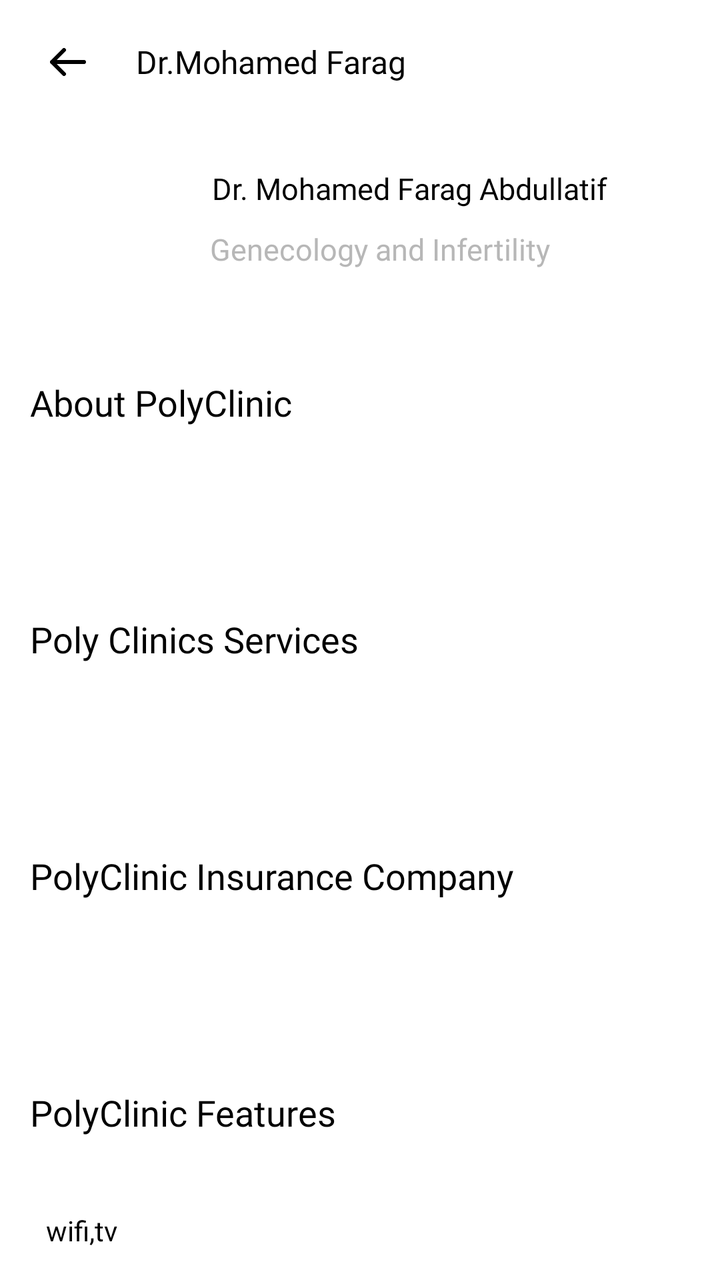
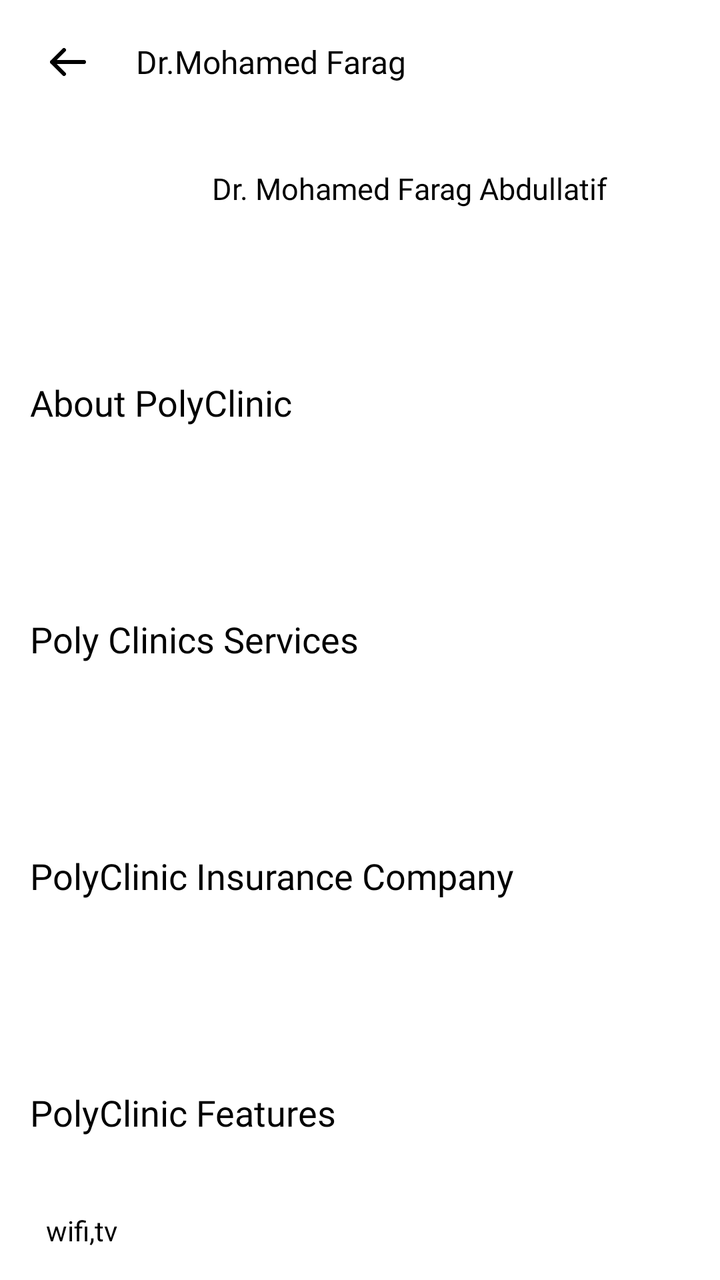

Screens rendered from an Android XML layout before and after an edit, with the pre-edit source and the edit as a unified diff.
<!-- AndroidManifest.xml: application theme Theme.NewDesign -->
<!-- res/layout/poly_clinic_infofragment.xml -->
<?xml version="1.0" encoding="utf-8"?>
<androidx.constraintlayout.widget.ConstraintLayout xmlns:android="http://schemas.android.com/apk/res/android"
        xmlns:tools="http://schemas.android.com/tools"
        android:layout_width="match_parent"
        android:layout_height="match_parent"
        xmlns:app="http://schemas.android.com/apk/res-auto"
        tools:context=".fragment.polyclinic.PolyClinicInfoFragment">

    <com.google.android.material.imageview.ShapeableImageView
            android:id="@+id/iv_arrow"
            android:layout_width="wrap_content"
            android:layout_height="wrap_content"
            android:layout_marginStart="15dp"
            android:adjustViewBounds="true"
            android:padding="10dp"
            android:src="@drawable/ic_arrowleft"
            app:layout_constraintBottom_toBottomOf="@+id/tv_name"
            app:layout_constraintStart_toStartOf="parent"
            app:layout_constraintTop_toTopOf="@+id/tv_name" />

    <androidx.appcompat.widget.AppCompatTextView
            android:id="@+id/tv_name"
            android:layout_width="wrap_content"
            android:layout_height="wrap_content"
            android:layout_marginStart="15dp"
            android:layout_marginTop="20dp"
            android:fontFamily="@font/avenirltstd_black"
            android:text="Dr.Mohamed Farag"
            android:textColor="@color/black"
            android:textSize="16sp"
            app:layout_constraintStart_toEndOf="@+id/iv_arrow"
            app:layout_constraintTop_toTopOf="parent" />


    <androidx.constraintlayout.widget.ConstraintLayout
            android:id="@+id/layout_doctorsDetail"
            android:layout_width="match_parent"
            android:layout_height="wrap_content"
            android:layout_marginTop="25dp"
            android:layout_marginStart="5dp"
            android:layout_marginEnd="15dp"
            android:padding="8dp"
            android:background="@color/white"
            app:layout_constraintEnd_toEndOf="parent"
            app:layout_constraintStart_toStartOf="parent"
            app:layout_constraintTop_toBottomOf="@+id/iv_arrow">

        <com.google.android.material.imageview.ShapeableImageView
                android:id="@+id/iv_doctorProfile"
                android:layout_width="80dp"
                android:layout_height="80dp"
                app:layout_constraintStart_toStartOf="parent"
                app:layout_constraintTop_toTopOf="parent" />

        <androidx.appcompat.widget.AppCompatTextView
                android:id="@+id/tv_doctorName"
                android:layout_width="wrap_content"
                android:layout_height="wrap_content"
                android:layout_marginStart="10dp"
                android:fontFamily="@font/avenirltstd_roman"
                android:gravity="start"
                android:padding="3dp"
                android:text="Dr. Mohamed Farag Abdullatif"
                android:textColor="@color/black"
                android:textSize="15sp"
                app:layout_constraintStart_toEndOf="@+id/iv_doctorProfile"
                app:layout_constraintTop_toTopOf="@+id/iv_doctorProfile" />

        <androidx.appcompat.widget.AppCompatTextView
                android:id="@+id/tv_Specialization"
                android:layout_width="0dp"
                android:layout_height="wrap_content"
                android:layout_marginStart="10dp"
                android:layout_marginEnd="10dp"
                android:layout_marginTop="5dp"
                android:fontFamily="@font/avenirltstd_roman"
                android:gravity="start"
                android:padding="2dp"
                android:text="Genecology and Infertility"
                android:textColor="@color/gray"
                android:textSize="15sp"
                app:layout_constraintEnd_toEndOf="parent"
                app:layout_constraintStart_toEndOf="@+id/iv_doctorProfile"
                app:layout_constraintTop_toBottomOf="@+id/tv_doctorName" />

    </androidx.constraintlayout.widget.ConstraintLayout>

    <androidx.core.widget.NestedScrollView
            android:layout_width="match_parent"
            android:layout_height="0dp"
            app:layout_constraintStart_toStartOf="parent"
            app:layout_constraintEnd_toEndOf="parent"
            app:layout_constraintTop_toBottomOf="@+id/layout_doctorsDetail"
            app:layout_constraintBottom_toBottomOf="parent"
            android:layout_marginTop="10dp"
            >
        <androidx.constraintlayout.widget.ConstraintLayout
                android:layout_width="match_parent"
                android:layout_height="match_parent"
                android:padding="3dp"
                >

            <androidx.appcompat.widget.AppCompatTextView
                    android:id="@+id/tv_AboutDoctor"
                    android:layout_width="0dp"
                    android:layout_height="wrap_content"
                    android:layout_marginStart="10dp"
                    android:fontFamily="@font/avenirltstd_roman"
                    android:gravity="start"
                    android:layout_marginTop="5dp"
                    android:padding="2dp"
                    android:text="@string/about_polyclinic"
                    android:textColor="@color/black"
                    android:textSize="18sp"
                    app:layout_constraintStart_toStartOf="parent"
                    app:layout_constraintTop_toTopOf="parent" />

            <androidx.appcompat.widget.AppCompatTextView
                    android:id="@+id/AboutDoctor"
                    android:layout_width="match_parent"
                    android:layout_height="80dp"
                    android:layout_marginStart="10dp"
                    android:layout_marginEnd="15dp"
                    android:fontFamily="@font/avenirltstd_roman"
                    android:gravity="center_vertical"
                    android:background="@drawable/bg_edittext"
                    android:layout_marginTop="5dp"
                    android:padding="2dp"
                    android:text=""
                    android:textColor="@color/black"
                    android:textSize="14sp"
                    app:layout_constraintStart_toStartOf="parent"
                    app:layout_constraintTop_toBottomOf="@+id/tv_AboutDoctor" />
            <androidx.appcompat.widget.AppCompatTextView
                    android:id="@+id/tv_clinicservices"
                    android:layout_width="0dp"
                    android:layout_height="wrap_content"
                    android:layout_marginStart="10dp"
                    android:fontFamily="@font/avenirltstd_roman"
                    android:gravity="start"
                    android:layout_marginTop="5dp"
                    android:padding="2dp"
                    android:text="@string/polyclinicservices"
                    android:textColor="@color/black"
                    android:textSize="18sp"
                    app:layout_constraintStart_toStartOf="parent"
                    app:layout_constraintTop_toBottomOf="@+id/AboutDoctor" />

            <androidx.appcompat.widget.AppCompatTextView
                    android:id="@+id/clinicservices"
                    android:layout_width="match_parent"
                    android:layout_height="80dp"
                    android:layout_marginStart="10dp"
                    android:layout_marginEnd="15dp"
                    android:fontFamily="@font/avenirltstd_roman"
                    android:gravity="center_vertical"
                    android:background="@drawable/bg_edittext"
                    android:layout_marginTop="5dp"
                    android:padding="2dp"
                    android:text=""
                    android:textColor="@color/black"
                    android:textSize="14sp"
                    app:layout_constraintStart_toStartOf="parent"
                    app:layout_constraintTop_toBottomOf="@+id/tv_clinicservices" />

            <androidx.appcompat.widget.AppCompatTextView
                    android:id="@+id/tv_insurance"
                    android:layout_width="0dp"
                    android:layout_height="wrap_content"
                    android:layout_marginStart="10dp"
                    android:fontFamily="@font/avenirltstd_roman"
                    android:gravity="start"
                    android:layout_marginTop="5dp"
                    android:padding="2dp"
                    android:text="@string/polyinsurance_company"
                    android:textColor="@color/black"
                    android:textSize="18sp"
                    app:layout_constraintStart_toStartOf="parent"
                    app:layout_constraintTop_toBottomOf="@+id/clinicservices" />

            <androidx.appcompat.widget.AppCompatTextView
                    android:id="@+id/insurance"
                    android:layout_width="match_parent"
                    android:layout_height="80dp"
                    android:layout_marginStart="10dp"
                    android:layout_marginEnd="15dp"
                    android:fontFamily="@font/avenirltstd_roman"
                    android:gravity="center_vertical"
                    android:background="@drawable/bg_edittext"
                    android:layout_marginTop="5dp"
                    android:padding="2dp"
                    android:text=""
                    android:textColor="@color/black"
                    android:textSize="14sp"
                    app:layout_constraintStart_toStartOf="parent"
                    app:layout_constraintTop_toBottomOf="@+id/tv_insurance" />

            <androidx.appcompat.widget.AppCompatTextView
                    android:id="@+id/tv_features"
                    android:layout_width="0dp"
                    android:layout_height="wrap_content"
                    android:layout_marginStart="10dp"
                    android:fontFamily="@font/avenirltstd_roman"
                    android:gravity="start"
                    android:layout_marginTop="5dp"
                    android:padding="2dp"
                    android:text="@string/polyfeatures"
                    android:textColor="@color/black"
                    android:textSize="18sp"
                    app:layout_constraintStart_toStartOf="parent"
                    app:layout_constraintTop_toBottomOf="@+id/insurance" />

            <androidx.appcompat.widget.AppCompatTextView
                    android:id="@+id/features"
                    android:layout_width="match_parent"
                    android:layout_height="80dp"
                    android:layout_marginStart="10dp"
                    android:layout_marginEnd="15dp"
                    android:fontFamily="@font/avenirltstd_roman"
                    android:gravity="center_vertical"
                    android:background="@drawable/bg_edittext"
                    android:layout_marginTop="5dp"
                    android:paddingStart="10dp"
                    android:padding="2dp"
                    android:text="@string/wifiandtv"
                    android:textColor="@color/black"
                    android:textSize="14sp"
                    app:layout_constraintStart_toStartOf="parent"
                    app:layout_constraintTop_toBottomOf="@+id/tv_features" />
            <androidx.appcompat.widget.AppCompatTextView
                    android:id="@+id/photo"
                    android:layout_width="0dp"
                    android:layout_height="wrap_content"
                    android:fontFamily="@font/avenirltstd_black"
                    android:gravity="start"
                    android:padding="2dp"
                    android:layout_marginTop="10dp"
                    android:layout_marginStart="15dp"
                    android:text="@string/polyphotos"
                    android:textColor="@color/black"
                    android:textSize="15sp"
                    app:layout_constraintStart_toStartOf="parent"
                    app:layout_constraintTop_toBottomOf="@+id/features"
                    />

            <androidx.constraintlayout.widget.ConstraintLayout
                    android:id="@+id/layout_photo"
                    android:layout_width="match_parent"
                    android:layout_height="150dp"
                    android:layout_marginTop="15dp"
                    android:layout_marginStart="2dp"
                    android:layout_marginEnd="2dp"
                    android:background="@drawable/bg_edittext"
                    app:layout_constraintEnd_toEndOf="parent"
                    app:layout_constraintStart_toStartOf="parent"
                    app:layout_constraintTop_toBottomOf="@id/photo">

                <com.google.android.material.imageview.ShapeableImageView
                        android:id="@+id/iv_gallary"
                        android:layout_width="wrap_content"
                        android:layout_height="wrap_content"
                        android:adjustViewBounds="true"
                        android:layout_margin="@dimen/_5sdp"
                        app:layout_constraintStart_toStartOf="parent"
                        app:layout_constraintTop_toTopOf="parent"/>

            </androidx.constraintlayout.widget.ConstraintLayout>

            <androidx.constraintlayout.widget.ConstraintLayout
                    android:id="@+id/layout_Addtofavorite"
                    android:layout_width="0dp"
                    android:layout_height="46dp"
                    android:layout_marginStart="10dp"
                    android:layout_marginTop="10dp"
                    android:background="@drawable/bg_chooselang_button"
                    android:padding="8dp"
                    android:layout_marginBottom="10dp"
                    app:layout_constraintWidth_percent=".75"
                    app:layout_constraintEnd_toEndOf="parent"
                    app:layout_constraintHorizontal_bias="0.5"
                    app:layout_constraintBottom_toBottomOf="parent"
                    app:layout_constraintHorizontal_chainStyle="spread_inside"
                    app:layout_constraintStart_toStartOf="parent"
                    app:layout_constraintTop_toBottomOf="@+id/layout_photo">

                <androidx.appcompat.widget.AppCompatTextView
                        android:id="@+id/tv_Addtofavorite"
                        android:layout_width="wrap_content"
                        android:layout_height="wrap_content"
                        android:layout_marginStart="10dp"
                        android:fontFamily="@font/avenirltstd_book"
                        android:text="@string/book_appointment"
                        android:textColor="@color/white"
                        android:textSize="20sp"
                        android:drawableStart="@drawable/ic_heart"
                        android:drawablePadding="10dp"
                        android:gravity="center"
                        app:layout_constraintEnd_toEndOf="parent"
                        app:layout_constraintBottom_toBottomOf="parent"
                        app:layout_constraintStart_toStartOf="parent"
                        app:layout_constraintTop_toTopOf="parent" />
                />

            </androidx.constraintlayout.widget.ConstraintLayout>

        </androidx.constraintlayout.widget.ConstraintLayout>
    </androidx.core.widget.NestedScrollView>

</androidx.constraintlayout.widget.ConstraintLayout>
<!-- resources referenced by this layout -->
<resources>
  <color name="black">#FF000000</color>
  <color name="gray">#B7B7B7</color>
  <color name="white">#FFFFFFFF</color>
  <!-- drawable bg_chooselang_button (drawable) -->
  <?xml version="1.0" encoding="utf-8"?>
  <shape xmlns:android="http://schemas.android.com/apk/res/android"
      android:shape="rectangle"
      >
  
      <corners android:radius="10dp"/>
      <solid android:color="@color/blue"/>
  
  
  </shape>
  <!-- drawable bg_edittext (drawable) -->
  <?xml version="1.0" encoding="utf-8"?>
  <shape xmlns:android="http://schemas.android.com/apk/res/android"
      android:shape="rectangle"
      >
  
      <solid android:color="@color/white"/>
      <corners android:radius="10dp"/>
  </shape>
  <!-- drawable ic_arrowleft (drawable) -->
  <vector android:autoMirrored="true" android:height="14dp"
      android:viewportHeight="14" android:viewportWidth="18"
      android:width="18dp" xmlns:android="http://schemas.android.com/apk/res/android">
      <path android:fillColor="#00000000"
          android:pathData="M17,7H1M1,7L7,13M1,7L7,1"
          android:strokeColor="#000000" android:strokeLineCap="round"
          android:strokeLineJoin="round" android:strokeWidth="2"/>
  </vector>
  <!-- drawable ic_heart (drawable) -->
  <vector xmlns:android="http://schemas.android.com/apk/res/android"
      android:width="18dp"
      android:height="18dp"
      android:viewportWidth="18"
      android:viewportHeight="18">
    <path
        android:pathData="M2.154,8.699C1.349,6.186 2.29,3.314 4.927,2.465C6.315,2.017 7.846,2.281 9,3.149C10.091,2.305 11.679,2.02 13.065,2.465C15.703,3.314 16.649,6.186 15.845,8.699C14.593,12.681 9,15.749 9,15.749C9,15.749 3.448,12.728 2.154,8.699Z"
        android:strokeLineJoin="round"
        android:strokeWidth="1.5"
        android:fillColor="#00000000"
        android:fillType="evenOdd"
        android:strokeColor="#2B2979"
        android:strokeLineCap="round"/>
    <path
        android:pathData="M12,5.025C12.802,5.284 13.37,6.001 13.438,6.841"
        android:strokeLineJoin="round"
        android:strokeWidth="1.5"
        android:fillColor="#00000000"
        android:strokeColor="#2B2979"
        android:strokeLineCap="round"/>
  </vector>
  <string name="about_polyclinic">About PolyClinic</string>
  <string name="book_appointment">Book Appointment</string>
  <string name="polyclinicservices">Poly Clinics Services</string>
  <string name="polyfeatures">PolyClinic Features</string>
  <string name="polyinsurance_company">PolyClinic Insurance Company</string>
  <string name="polyphotos">PolyClinics Gallary</string>
  <string name="wifiandtv">wifi,tv</string>
  <style name="Theme.NewDesign" parent="Theme.MaterialComponents.Light.NoActionBar">
          
          <item name="colorPrimary">@color/purple_500</item>
          <item name="colorPrimaryVariant">@color/purple_700</item>
          <item name="colorOnPrimary">@color/white</item>
          
          <item name="colorSecondary">#0639BA</item>
          <item name="colorSecondaryVariant">@color/teal_700</item>
          <item name="colorOnSecondary">@color/black</item>
          
          <item name="android:statusBarColor">?attr/colorPrimaryVariant</item>
          
      </style>
  <color name="blue">#2B2979</color>
  <color name="purple_500">#AEB3BE</color>
  <color name="purple_700">#FF3700B3</color>
  <color name="teal_700">#FF018786</color>
</resources>

<!-- the commit's change to res/layout/poly_clinic_infofragment.xml (unified diff, before → after) -->
@@ -76,7 +76,7 @@
                 android:fontFamily="@font/avenirltstd_roman"
                 android:gravity="start"
                 android:padding="2dp"
-                android:text="Genecology and Infertility"
+                android:text=""
                 android:textColor="@color/gray"
                 android:textSize="15sp"
                 app:layout_constraintEnd_toEndOf="parent"
@@ -255,14 +255,66 @@
                     app:layout_constraintStart_toStartOf="parent"
                     app:layout_constraintTop_toBottomOf="@id/photo">
 
-                <com.google.android.material.imageview.ShapeableImageView
-                        android:id="@+id/iv_gallary"
-                        android:layout_width="wrap_content"
-                        android:layout_height="wrap_content"
-                        android:adjustViewBounds="true"
-                        android:layout_margin="@dimen/_5sdp"
+                <androidx.recyclerview.widget.RecyclerView
+                        android:id="@+id/rv_gallry"
+                        android:layout_width="match_parent"
+                        android:layout_height="150dp"
+                        android:layout_margin="10dp"
                         app:layout_constraintStart_toStartOf="parent"
-                        app:layout_constraintTop_toTopOf="parent"/>
+                        app:layout_constraintEnd_toEndOf="parent"
+                        android:paddingBottom="10dp"
+                        android:orientation="horizontal"
+                        app:layoutManager="androidx.recyclerview.widget.LinearLayoutManager"
+                        tools:listitem="@layout/item_layout_images"
+                        app:layout_constraintTop_toTopOf="parent"
+                        app:layout_constraintBottom_toBottomOf="parent"
+                        />
+
+            </androidx.constraintlayout.widget.ConstraintLayout>
+            <androidx.appcompat.widget.AppCompatTextView
+                    android:id="@+id/videos"
+                    android:layout_width="0dp"
+                    android:layout_height="wrap_content"
+                    android:fontFamily="@font/avenirltstd_black"
+                    android:gravity="start"
+                    android:padding="2dp"
+                    android:layout_marginTop="10dp"
+                    android:layout_marginStart="15dp"
+                    android:text="@string/showDoctorvideos"
+                    android:textColor="@color/black"
+                    android:textSize="15sp"
+                    app:layout_constraintStart_toStartOf="parent"
+                    app:layout_constraintTop_toBottomOf="@+id/layout_photo"
+                    />
+            <androidx.constraintlayout.widget.ConstraintLayout
+                    android:id="@+id/layout_showDoctorVideos"
+                    android:layout_width="match_parent"
+                    android:layout_height="200dp"
+                    android:layout_marginStart="10dp"
+                    android:layout_marginTop="10dp"
+                    android:padding="8dp"
+                    android:background="@drawable/bg_edittext"
+                    app:layout_constraintWidth_percent=".75"
+                    app:layout_constraintEnd_toEndOf="parent"
+                    app:layout_constraintHorizontal_bias="0.5"
+                    app:layout_constraintHorizontal_chainStyle="spread_inside"
+                    app:layout_constraintStart_toStartOf="parent"
+                    app:layout_constraintTop_toBottomOf="@+id/videos">
+
+                <androidx.recyclerview.widget.RecyclerView
+                        android:id="@+id/view_pager"
+                        android:layout_width="match_parent"
+                        android:layout_height="0dp"
+                        android:layout_marginStart="10dp"
+                        android:layout_marginTop="20dp"
+                        android:layout_marginEnd="10dp"
+                        android:orientation="horizontal"
+                        app:layout_constraintBottom_toBottomOf="parent"
+                        app:layout_constraintEnd_toEndOf="parent"
+                        app:layout_constraintStart_toStartOf="parent"
+                        app:layout_constraintTop_toTopOf="parent"
+                        />
+                />
 
             </androidx.constraintlayout.widget.ConstraintLayout>
 
@@ -281,7 +333,7 @@
                     app:layout_constraintBottom_toBottomOf="parent"
                     app:layout_constraintHorizontal_chainStyle="spread_inside"
                     app:layout_constraintStart_toStartOf="parent"
-                    app:layout_constraintTop_toBottomOf="@+id/layout_photo">
+                    app:layout_constraintTop_toBottomOf="@+id/layout_showDoctorVideos">
 
                 <androidx.appcompat.widget.AppCompatTextView
                         android:id="@+id/tv_Addtofavorite"
@@ -307,3 +359,20 @@
     </androidx.core.widget.NestedScrollView>
 
 </androidx.constraintlayout.widget.ConstraintLayout>
+<!-- res/layout/item_layout_images.xml (included above) -->
+<?xml version="1.0" encoding="utf-8"?>
+<androidx.constraintlayout.widget.ConstraintLayout xmlns:android="http://schemas.android.com/apk/res/android"
+        android:layout_width="wrap_content"
+        android:layout_height="wrap_content"
+        xmlns:app="http://schemas.android.com/apk/res-auto"
+        android:padding="3dp">
+    <com.google.android.material.imageview.ShapeableImageView
+            android:id="@+id/iv_gallary"
+            android:layout_width="wrap_content"
+            android:layout_height="wrap_content"
+            android:adjustViewBounds="true"
+            android:layout_margin="@dimen/_5sdp"
+            app:layout_constraintStart_toStartOf="parent"
+            app:layout_constraintTop_toTopOf="parent"/>
+
+</androidx.constraintlayout.widget.ConstraintLayout>
<!-- resource entries referenced after the edit -->
@@ -60,6 +60,7 @@
   <string name="polyfeatures">PolyClinic Features</string>
   <string name="polyinsurance_company">PolyClinic Insurance Company</string>
   <string name="polyphotos">PolyClinics Gallary</string>
+  <string name="showDoctorvideos">Show Doctor Videos</string>
   <string name="wifiandtv">wifi,tv</string>
   <style name="Theme.NewDesign" parent="Theme.MaterialComponents.Light.NoActionBar">
           
